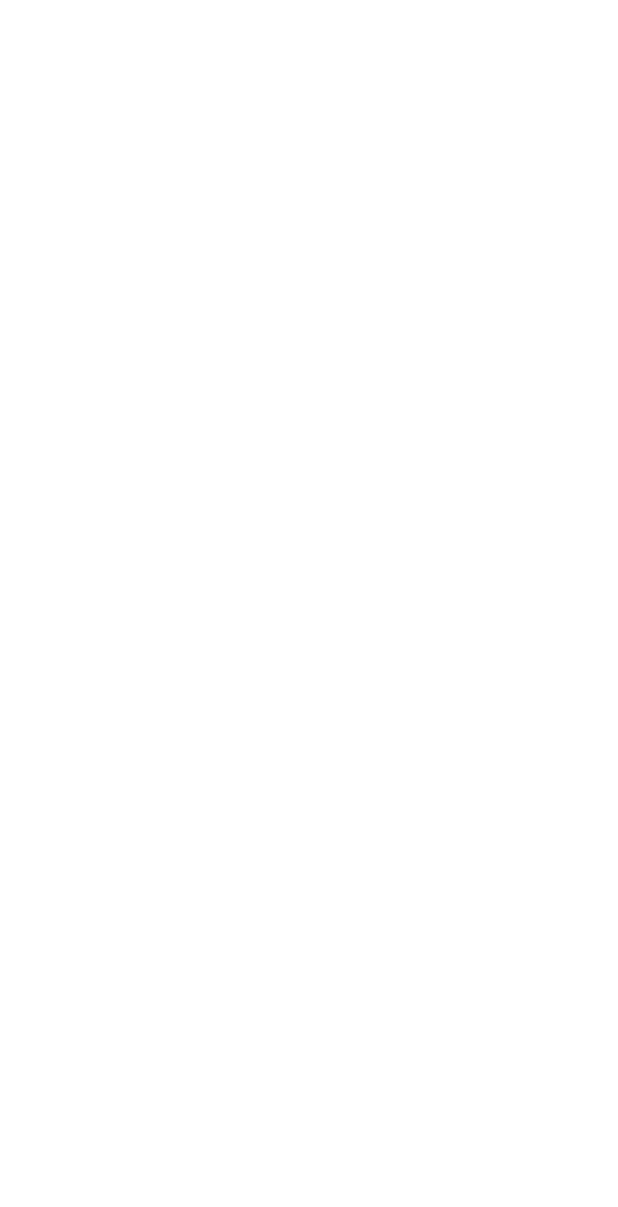
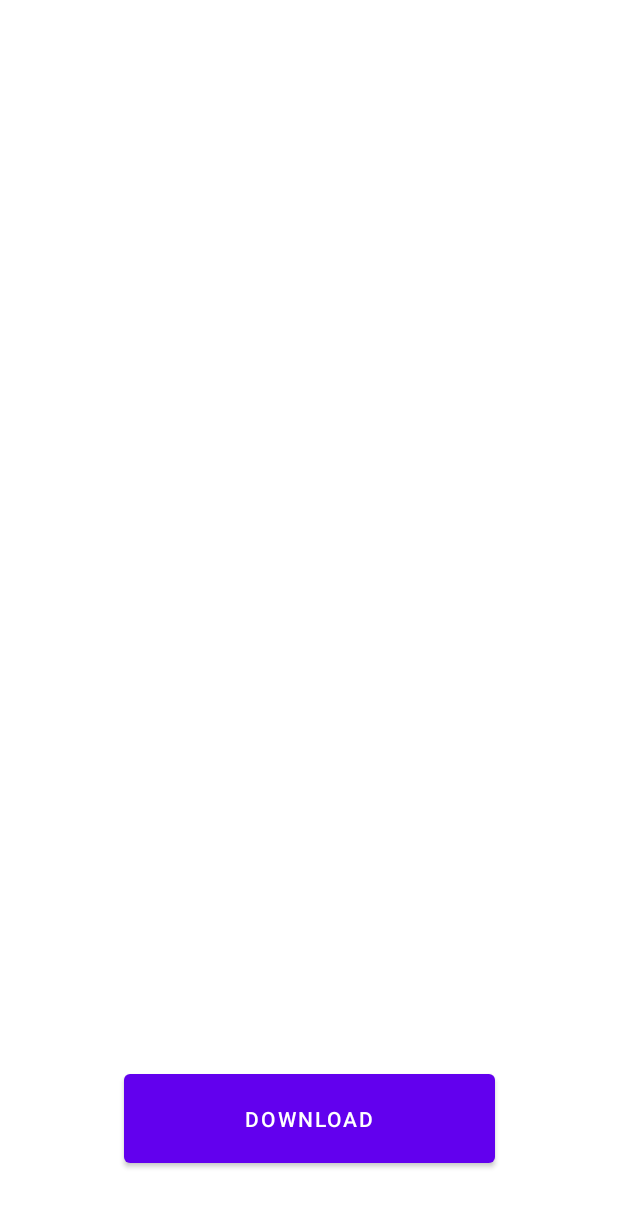
Before and after one commit to DimitrisMitroulis/Top10Downloader, an Android app: the screen it shows after launch (MainActivity), on a phone screen of 412 x 824 dp. Before the commit the part shown is empty. Shown: the top 1207 px of the screen. Run offline under Robolectric (Android 15) with nearby library versions, the phone set to English and light mode, and no system bars.

Commit message:
added "download button"

```diff
--- a/app/src/main/java/com/example/top10downloader/MainActivity.java
+++ b/app/src/main/java/com/example/top10downloader/MainActivity.java
@@ -1,11 +1,13 @@
 package com.example.top10downloader;
 
+import androidx.annotation.NonNull;
 import androidx.appcompat.app.AppCompatActivity;
 
 import android.os.AsyncTask;
 import android.os.Bundle;
 import android.util.Log;
 import android.view.View;
+import android.widget.Button;
 
 import java.io.BufferedReader;
 import java.io.IOException;
@@ -20,6 +22,9 @@ import static java.lang.Thread.sleep;
 
 public class MainActivity extends AppCompatActivity {
     private static final String TAG = "main activity";
+    private Button button;
+    private int buttonState;
+    private static final String  STATE_BUTTON = "buttonState";
 
     @Override
     protected void onCreate(Bundle savedInstanceState) {
@@ -27,13 +32,35 @@ public class MainActivity extends AppCompatActivity {
         super.onCreate(savedInstanceState);
         setContentView(R.layout.activity_main);
         hideNavBar();
-        Log.d(TAG, "onCreate: starting AsyncTask");
-        DownloadData downloadData = new DownloadData();
-        downloadData.execute("URL");
 
-        Log.d(TAG, "onCreate: Done");
+        button =  findViewById(R.id.button);
+        View.OnClickListener ButtonListener = view -> {
+            Log.d(TAG, "onCreate: starting AsyncTask");
+            DownloadData downloadData = new DownloadData();
+            downloadData.execute("URL");
+            Log.d(TAG, "onCreate: Done");
+            button.setVisibility(View.GONE);//View.VISIBLE
+            buttonState = View.GONE;
+
+        };
+
+        button.setOnClickListener(ButtonListener);
+
+    }
+
+    @Override
+    protected void onRestoreInstanceState(@NonNull Bundle savedInstanceState) {
+        super.onRestoreInstanceState(savedInstanceState);
+        buttonState = savedInstanceState.getInt(STATE_BUTTON);
+        button.setVisibility(buttonState);
 
 
+    }
+
+    @Override
+    protected void onSaveInstanceState(@NonNull Bundle outState) {
+        outState.putInt(STATE_BUTTON,buttonState);
+        super.onSaveInstanceState(outState);
     }
 
     private void hideNavBar() {
@@ -74,14 +101,11 @@ public class MainActivity extends AppCompatActivity {
                 HttpURLConnection connection = (HttpURLConnection) url.openConnection();
                 int response = connection.getResponseCode();
                 Log.d(TAG, "downloadFXML: The response code is " + response);
-                InputStream inputStream = connection.getInputStream();
-                InputStreamReader inputStreamReader = new InputStreamReader(inputStream);
-                BufferedReader reader = new BufferedReader(inputStreamReader);
-
+                BufferedReader reader = new BufferedReader(new InputStreamReader(connection.getInputStream()));
             } catch (MalformedURLException e) {
                 Log.d(TAG, "downloadFXML: Invalid URL" + e.getMessage());
             } catch (IOException e) {
-                e.printStackTrace();
+                Log.d(TAG, "downloadFXML: Error loading data:"+e.getMessage());
             }
             return null;
         }
--- a/app/src/main/res/layout/activity_main.xml
+++ b/app/src/main/res/layout/activity_main.xml
@@ -4,4 +4,16 @@
     xmlns:tools="http://schemas.android.com/tools"
     android:layout_width="match_parent"
     android:layout_height="match_parent"
-    tools:context=".MainActivity"/>
+    tools:context=".MainActivity">
+
+    <Button
+        android:id="@+id/button"
+        android:layout_width="247dp"
+        android:layout_height="71dp"
+        android:text="Download"
+        app:layout_constraintBottom_toBottomOf="parent"
+        app:layout_constraintEnd_toEndOf="parent"
+        app:layout_constraintStart_toStartOf="parent"
+        app:layout_constraintTop_toTopOf="parent"
+        app:layout_constraintVertical_bias="0.943" />
+</androidx.constraintlayout.widget.ConstraintLayout>
```
